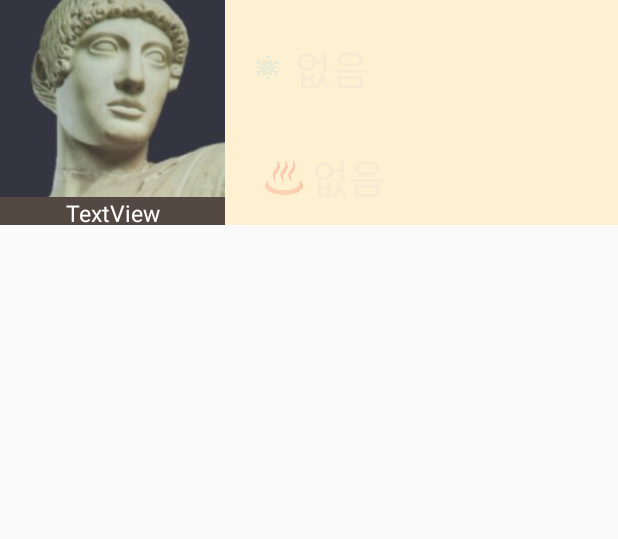
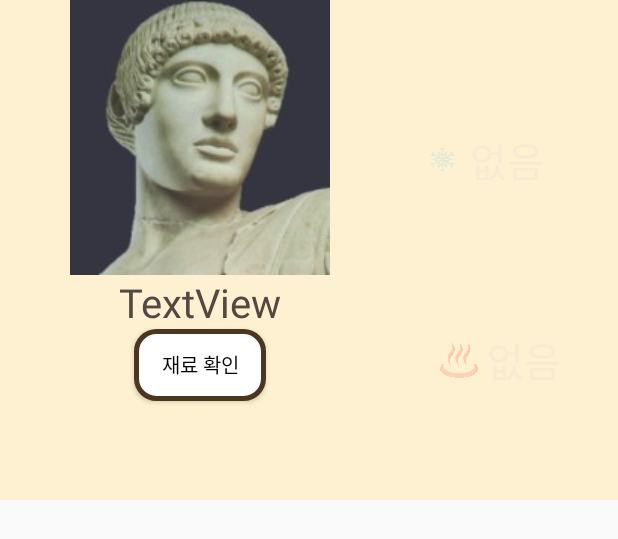
Before and after one commit to Dalbodre/11stcoffeeKiosk, an Android app: the layout list_item.xml on its own in the app's theme, with its tools: preview values and no code run, on a phone screen of 412 x 824 dp. Shown: the top 539 px of the screen. Run offline under Robolectric (Android 15) with nearby library versions, the phone set to English and light mode, and no system bars.

Commit message:
elemnet_item_layout 크기 제외 완료

```diff
--- a/app/src/main/res/layout/element_item_layout.xml
+++ b/app/src/main/res/layout/element_item_layout.xml
@@ -1,29 +1,39 @@
 <?xml version="1.0" encoding="utf-8"?>
-<LinearLayout xmlns:android="http://schemas.android.com/apk/res/android"
-              xmlns:app="http://schemas.android.com/apk/res-auto"
-              android:layout_width="match_parent"
-              android:layout_height="match_parent"
-              android:orientation="vertical"
-                android:id="@+id/item_element_wrapper">
+<RelativeLayout xmlns:android="http://schemas.android.com/apk/res/android"
+    xmlns:app="http://schemas.android.com/apk/res-auto"
+    android:id="@+id/item_element_wrapper"
+    android:layout_width="match_parent"
+    android:layout_height="match_parent"
+    android:orientation="vertical">
 
     <ImageView
-            android:layout_width="match_parent"
-            android:layout_height="wrap_content"
-            app:srcCompat="@drawable/apollo1"
-            android:id="@+id/element_image"
-            android:scaleType="centerCrop"
-            android:layout_weight="7"
-            android:contentDescription="Image of Element"/>
+        android:id="@+id/element_image"
+        android:layout_width="match_parent"
+        android:layout_height="wrap_content"
+        android:layout_alignParentTop="true"
+        android:scaleType="fitCenter"
+        app:srcCompat="@drawable/apollo1" />
 
     <TextView
         android:id="@+id/element_text"
         android:layout_width="match_parent"
         android:layout_height="wrap_content"
-        android:layout_weight="1"
-        android:background="@color/coffeeBrown"
+        android:layout_below="@id/element_image"
         android:gravity="center"
         android:text="TextView"
         android:textAlignment="center"
-        android:textColor="#FFFFFF"
-        android:textSize="23px" />
-</LinearLayout>
+        android:textColor="@color/coffeeBrown"
+        android:textSize="40px" />
+
+    <Button
+        android:id="@+id/element_check_button"
+        android:layout_width="wrap_content"
+        android:layout_height="wrap_content"
+        android:text="재료 확인"
+        android:textSize="20px"
+        android:textColor="#000000"
+        android:background="@drawable/togglebutton_off"
+        android:layout_below="@id/element_text"
+        android:layout_centerHorizontal="true"/>
+
+</RelativeLayout>
--- a/app/src/main/res/layout/list_item.xml
+++ b/app/src/main/res/layout/list_item.xml
@@ -10,8 +10,8 @@
 
     <sb.yoon.kiosk.layout.ItemElement
         android:id="@+id/menu_element"
-        android:layout_width="225px"
-        android:layout_height="225px"
+        android:layout_width="400px"
+        android:layout_height="500px"
         android:orientation="vertical"
         app:layout_constraintStart_toStartOf="parent"
         app:layout_constraintTop_toTopOf="parent" />
```
